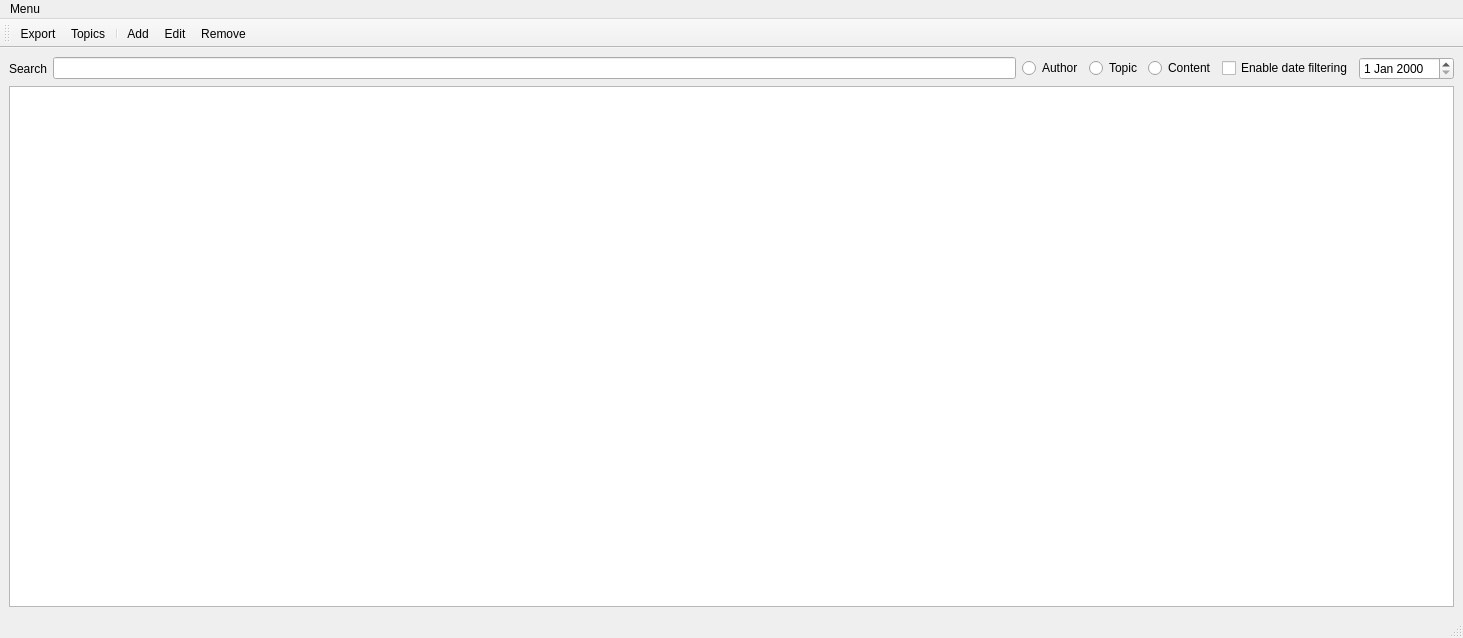
This is mainwindow.ui in lucianodato/JI-quotes as Qt 5 draws it before an edit. The edited form follows.
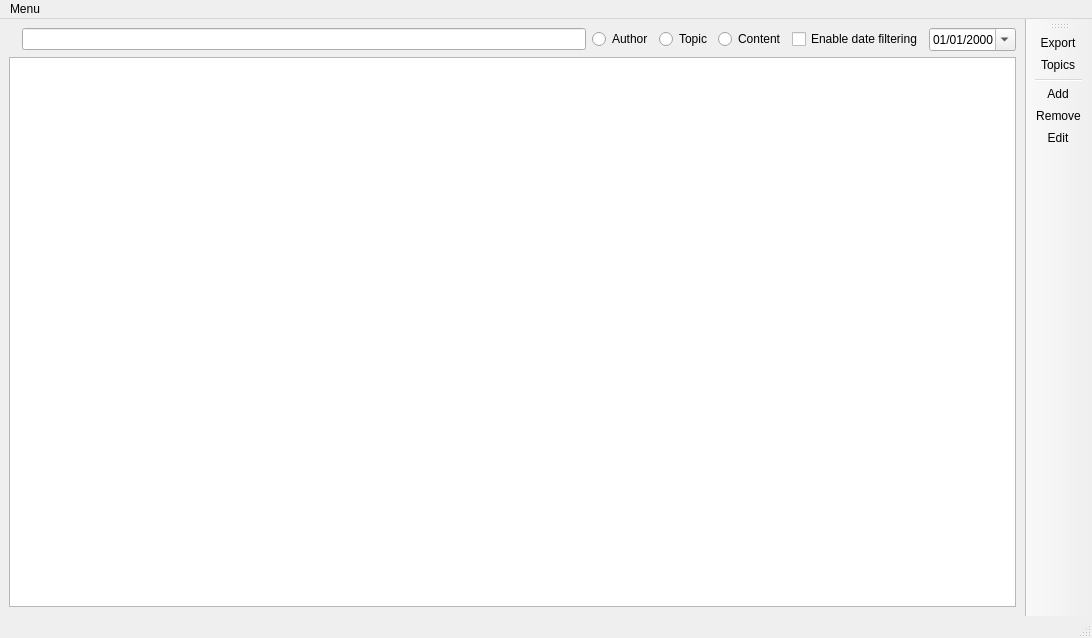
This is the edited form. Icons and pictures are not drawn.

```diff
--- a/mainwindow.ui
+++ b/mainwindow.ui
@@ -6,7 +6,7 @@
    <rect>
     <x>0</x>
     <y>0</y>
-    <width>1463</width>
+    <width>1092</width>
     <height>638</height>
    </rect>
   </property>
@@ -20,9 +20,27 @@
       <item>
        <layout class="QHBoxLayout" name="horizontalLayout">
         <item>
-         <widget class="QLabel" name="label_4">
+         <widget class="QLabel" name="SearchIcon">
+          <property name="sizePolicy">
+           <sizepolicy hsizetype="Preferred" vsizetype="Preferred">
+            <horstretch>0</horstretch>
+            <verstretch>0</verstretch>
+           </sizepolicy>
+          </property>
+          <property name="maximumSize">
+           <size>
+            <width>24</width>
+            <height>24</height>
+           </size>
+          </property>
           <property name="text">
-           <string>Search</string>
+           <string/>
+          </property>
+          <property name="pixmap">
+           <pixmap resource="icons.qrc">:/custom-icons/search.png</pixmap>
+          </property>
+          <property name="scaledContents">
+           <bool>true</bool>
           </property>
          </widget>
         </item>
@@ -58,7 +76,17 @@
          </widget>
         </item>
         <item>
-         <widget class="QDateEdit" name="dateEdit"/>
+         <widget class="QDateEdit" name="dateEdit">
+          <property name="displayFormat">
+           <string>dd/MM/yyyy</string>
+          </property>
+          <property name="calendarPopup">
+           <bool>true</bool>
+          </property>
+          <property name="timeSpec">
+           <enum>Qt::UTC</enum>
+          </property>
+         </widget>
         </item>
        </layout>
       </item>
@@ -74,7 +102,7 @@
     <rect>
      <x>0</x>
      <y>0</y>
-     <width>1463</width>
+     <width>1092</width>
      <height>22</height>
     </rect>
    </property>
@@ -91,10 +119,13 @@
   <widget class="QStatusBar" name="statusbar"/>
   <widget class="QToolBar" name="toolBar">
    <property name="windowTitle">
-    <string>toolBar</string>
+    <string>ToolBar</string>
+   </property>
+   <property name="movable">
+    <bool>true</bool>
    </property>
    <attribute name="toolBarArea">
-    <enum>TopToolBarArea</enum>
+    <enum>RightToolBarArea</enum>
    </attribute>
    <attribute name="toolBarBreak">
     <bool>false</bool>
@@ -103,8 +134,8 @@
    <addaction name="actionTopics"/>
    <addaction name="separator"/>
    <addaction name="actionAdd"/>
-   <addaction name="actionEdit"/>
    <addaction name="actionRemove"/>
+   <addaction name="actionEdit"/>
   </widget>
   <action name="actionExport">
    <property name="text">
```
Left out of the diff: 34 changed lines with no effect on the pictures.
